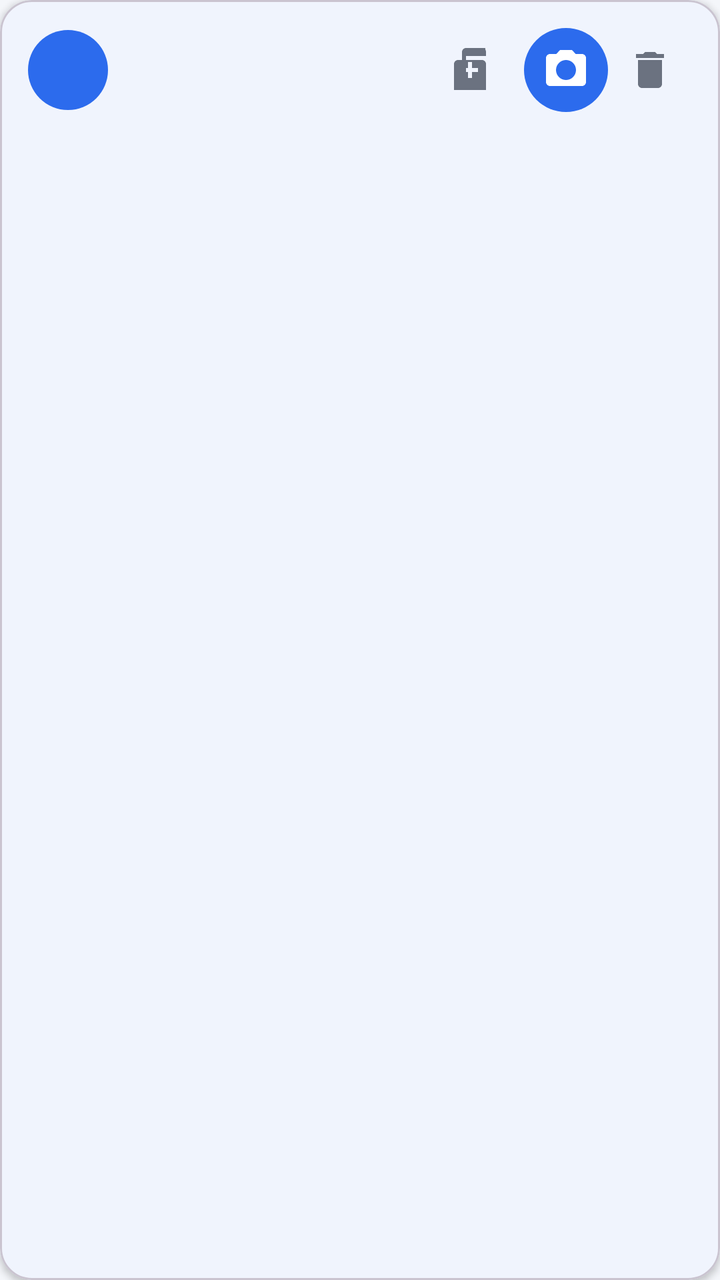
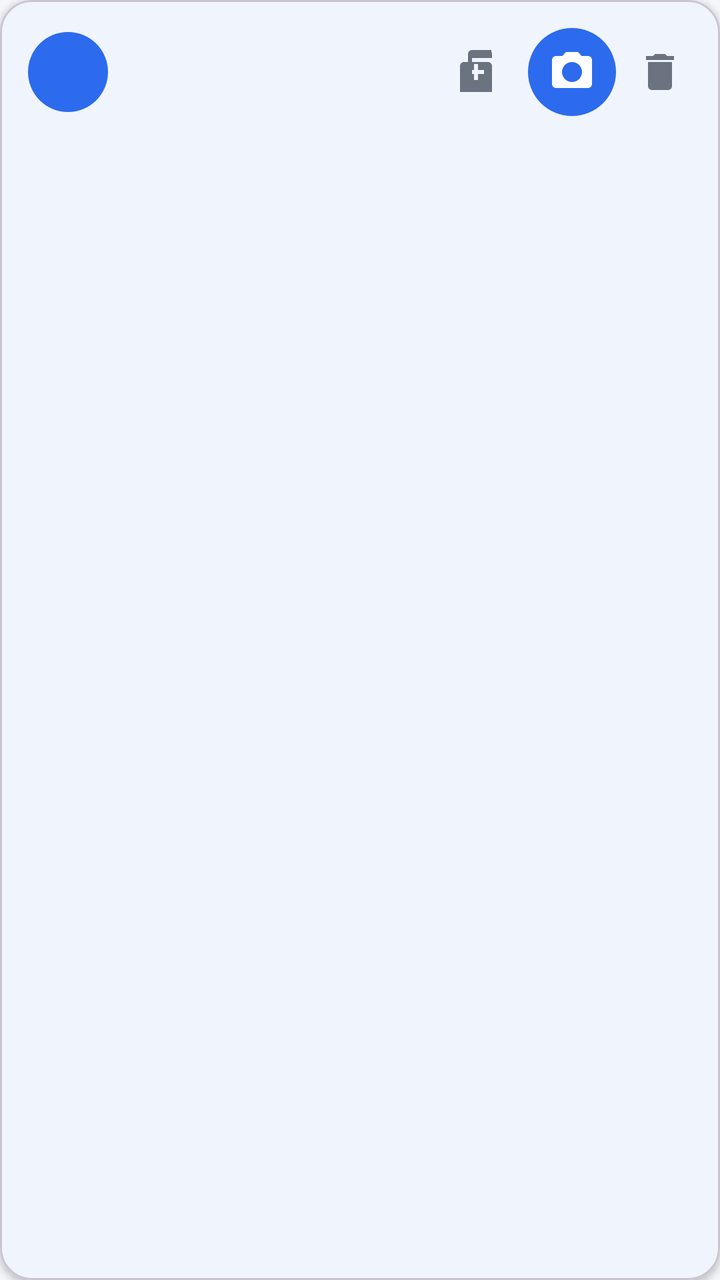

Screens rendered from an Android XML layout before and after an edit, with the pre-edit source and the edit as a unified diff.
<!-- AndroidManifest.xml: application theme Theme.MultiFolderCamera -->
<!-- res/layout/item_folder.xml -->
<?xml version="1.0" encoding="utf-8"?>
<com.google.android.material.card.MaterialCardView xmlns:android="http://schemas.android.com/apk/res/android"
    xmlns:app="http://schemas.android.com/apk/res-auto"
    android:layout_width="match_parent"
    android:layout_height="wrap_content"
    android:layout_marginBottom="12dp"
    android:clickable="true"
    android:focusable="true"
    app:cardBackgroundColor="@color/surface"
    app:cardCornerRadius="16dp"
    app:cardElevation="2dp">

    <LinearLayout
        android:layout_width="match_parent"
        android:layout_height="wrap_content"
        android:gravity="center_vertical"
        android:orientation="horizontal"
        android:padding="14dp">

        <View
            android:id="@+id/dotColor"
            android:layout_width="40dp"
            android:layout_height="40dp"
            android:background="@drawable/dot_bg" />

        <LinearLayout
            android:layout_width="0dp"
            android:layout_height="wrap_content"
            android:layout_marginStart="12dp"
            android:layout_weight="1"
            android:orientation="vertical">

            <TextView
                android:id="@+id/tvName"
                android:layout_width="wrap_content"
                android:layout_height="wrap_content"
                android:textColor="@color/text_primary"
                android:textSize="16sp"
                android:textStyle="bold" />

            <TextView
                android:id="@+id/tvPath"
                android:layout_width="wrap_content"
                android:layout_height="wrap_content"
                android:layout_marginTop="2dp"
                android:ellipsize="middle"
                android:maxLines="1"
                android:textColor="@color/text_secondary"
                android:textSize="12sp" />
        </LinearLayout>

        <ImageButton
            android:id="@+id/btnPin"
            android:layout_width="42dp"
            android:layout_height="42dp"
            android:background="?attr/selectableItemBackgroundBorderless"
            android:contentDescription="加到桌面"
            android:src="@drawable/ic_home_screen"
            android:tint="@color/text_secondary" />

        <ImageButton
            android:id="@+id/btnShot"
            android:layout_width="42dp"
            android:layout_height="42dp"
            android:layout_marginStart="4dp"
            android:background="@drawable/shot_icon_bg"
            android:contentDescription="拍照"
            android:src="@drawable/ic_camera"
            android:tint="#FFFFFF" />

        <ImageButton
            android:id="@+id/btnDelete"
            android:layout_width="42dp"
            android:layout_height="42dp"
            android:background="?attr/selectableItemBackgroundBorderless"
            android:contentDescription="删除"
            android:src="@drawable/ic_delete"
            android:tint="@color/text_secondary" />
    </LinearLayout>
</com.google.android.material.card.MaterialCardView>
<!-- resources referenced by this layout -->
<resources>
  <color name="surface">#FFFFFF</color>
  <color name="text_primary">#1B1F27</color>
  <color name="text_secondary">#6B7280</color>
  <!-- drawable dot_bg (drawable) -->
  <shape xmlns:android="http://schemas.android.com/apk/res/android"
      android:shape="oval">
      <solid android:color="#2C6BED" />
  </shape>
  <!-- drawable ic_camera (drawable) -->
  <vector xmlns:android="http://schemas.android.com/apk/res/android"
      android:width="24dp"
      android:height="24dp"
      android:viewportWidth="24"
      android:viewportHeight="24">
      <path
          android:fillColor="#000000"
          android:pathData="M9,2L7.17,4H4C2.9,4 2,4.9 2,6v12c0,1.1 0.9,2 2,2h16c1.1,0 2,-0.9 2,-2V6c0,-1.1 -0.9,-2 -2,-2h-3.17L15,2H9zM12,17c-2.76,0 -5,-2.24 -5,-5s2.24,-5 5,-5 5,2.24 5,5 -2.24,5 -5,5z" />
  </vector>
  <!-- drawable ic_delete (drawable) -->
  <vector xmlns:android="http://schemas.android.com/apk/res/android"
      android:width="24dp"
      android:height="24dp"
      android:viewportWidth="24"
      android:viewportHeight="24">
      <path
          android:fillColor="#000000"
          android:pathData="M6,19c0,1.1 0.9,2 2,2h8c1.1,0 2,-0.9 2,-2V7H6v12zM19,4h-3.5l-1,-1h-5l-1,1H5v2h14V4z" />
  </vector>
  <!-- drawable ic_home_screen (drawable) -->
  <vector xmlns:android="http://schemas.android.com/apk/res/android"
      android:width="24dp"
      android:height="24dp"
      android:viewportWidth="24"
      android:viewportHeight="24">
      <path
          android:fillColor="#000000"
          android:pathData="M18,1.01L8,1C6.9,1 6,1.9 6,3v16h2V5h10V3C18,1.9 17.1,1.01 18,1.01zM16,7H4C2.9,7 2,7.9 2,9v13h16V9C18,7.9 17.1,7 16,7zM14,13h-3v3H9v-3H6v-2h3V8h2v3h3V13z" />
  </vector>
  <!-- drawable shot_icon_bg (drawable) -->
  <shape xmlns:android="http://schemas.android.com/apk/res/android"
      android:shape="oval">
      <solid android:color="#2C6BED" />
  </shape>
  <style name="Theme.MultiFolderCamera" parent="Theme.Material3.Light.NoActionBar">
          <item name="colorPrimary">@color/primary</item>
          <item name="colorPrimaryDark">@color/primary_dark</item>
          <item name="colorOnPrimary">@color/on_primary</item>
          <item name="colorSurface">@color/surface</item>
          <item name="android:windowBackground">@color/bg</item>
          <item name="android:statusBarColor">@color/primary_dark</item>
          <item name="android:textColorPrimary">@color/text_primary</item>
      </style>
  <color name="primary">#2C6BED</color>
  <color name="primary_dark">#1E4FB0</color>
  <color name="on_primary">#FFFFFF</color>
  <color name="bg">#F4F6FA</color>
</resources>

<!-- the commit's change to res/layout/item_folder.xml (unified diff, before → after) -->
@@ -15,7 +15,10 @@
         android:layout_height="wrap_content"
         android:gravity="center_vertical"
         android:orientation="horizontal"
-        android:padding="14dp">
+        android:paddingStart="14dp"
+        android:paddingTop="14dp"
+        android:paddingEnd="8dp"
+        android:paddingBottom="14dp">
 
         <View
             android:id="@+id/dotColor"
@@ -51,30 +54,36 @@
 
         <ImageButton
             android:id="@+id/btnPin"
-            android:layout_width="42dp"
-            android:layout_height="42dp"
+            android:layout_width="44dp"
+            android:layout_height="44dp"
             android:background="?attr/selectableItemBackgroundBorderless"
             android:contentDescription="加到桌面"
+            android:padding="10dp"
+            android:scaleType="fitCenter"
             android:src="@drawable/ic_home_screen"
-            android:tint="@color/text_secondary" />
+            app:tint="@color/text_secondary" />
 
         <ImageButton
             android:id="@+id/btnShot"
-            android:layout_width="42dp"
-            android:layout_height="42dp"
-            android:layout_marginStart="4dp"
+            android:layout_width="44dp"
+            android:layout_height="44dp"
+            android:layout_marginStart="2dp"
             android:background="@drawable/shot_icon_bg"
             android:contentDescription="拍照"
+            android:padding="10dp"
+            android:scaleType="fitCenter"
             android:src="@drawable/ic_camera"
-            android:tint="#FFFFFF" />
+            app:tint="#FFFFFF" />
 
         <ImageButton
             android:id="@+id/btnDelete"
-            android:layout_width="42dp"
-            android:layout_height="42dp"
+            android:layout_width="44dp"
+            android:layout_height="44dp"
             android:background="?attr/selectableItemBackgroundBorderless"
             android:contentDescription="删除"
+            android:padding="10dp"
+            android:scaleType="fitCenter"
             android:src="@drawable/ic_delete"
-            android:tint="@color/text_secondary" />
+            app:tint="@color/text_secondary" />
     </LinearLayout>
 </com.google.android.material.card.MaterialCardView>
